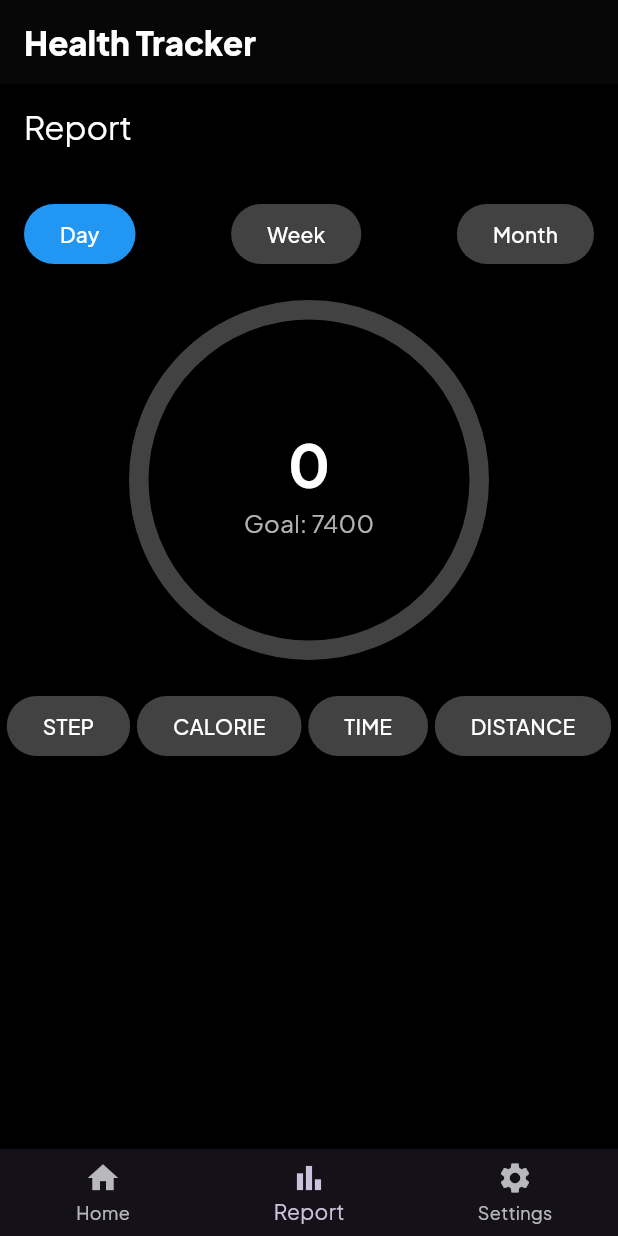
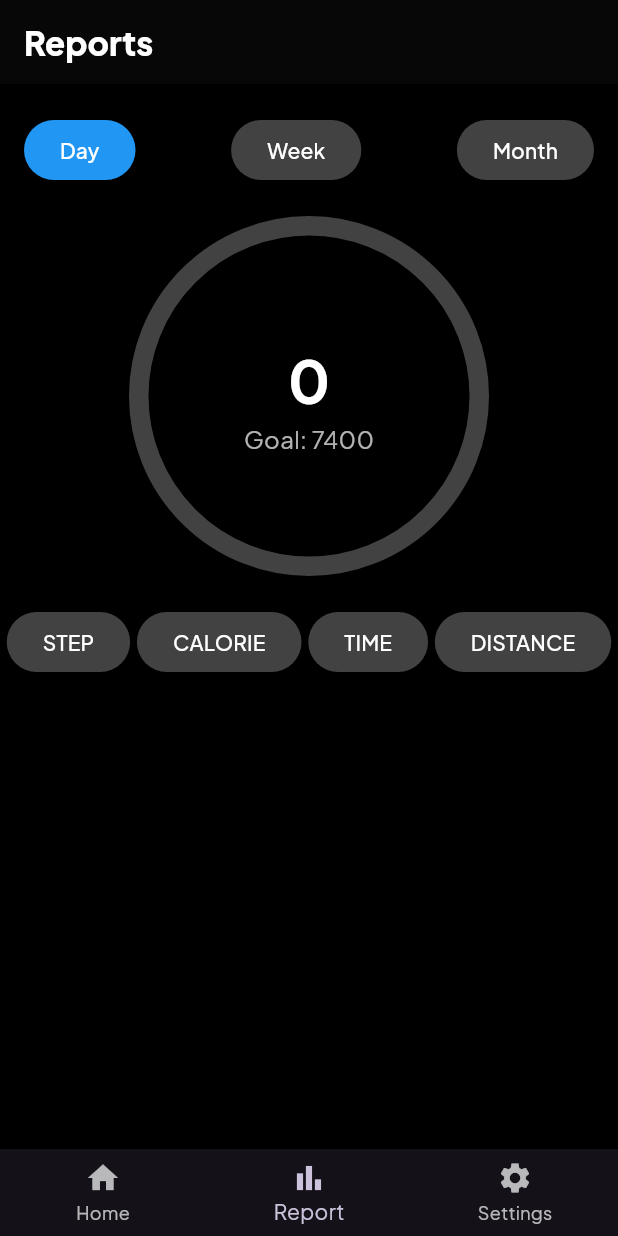
Before and after one commit to mustafanadeem/pedometer_flutter_app, a Flutter app: the screen it shows after launch, item 2 of the bottom bar chosen, on a phone screen of 412 x 824 dp. Run offline on Flutter 3.47's test engine with Material 3 defaults, Android fonts, the phone set to English and light mode, and no system bars; drawn by our look-alikes of percent_indicator; our stand-ins replace google_fonts, pedometer, permission_handler, shared_preferences.

Commit message:
code merged, app bar title is now dynamic, organised code

```diff
--- a/lib/Screens/Reports.dart
+++ b/lib/Screens/Reports.dart
@@ -1,12 +1,162 @@
-import "package:flutter/material.dart";
+import 'package:flutter/material.dart';
+import 'package:percent_indicator/circular_percent_indicator.dart';
+import 'package:shared_preferences/shared_preferences.dart';
 
-class Reports extends StatelessWidget {
-  const Reports({super.key});
+class Reports extends StatefulWidget {
+  @override
+  _ReportsState createState() => _ReportsState();
+}
+
+class _ReportsState extends State<Reports> {
+  String _selectedPeriod = 'Day';
+  List<String> _periods = ['Day', 'Week', 'Month'];
+  int _steps = 0;
+  int _goal = 7400; // Example goal for daily steps
+  double _calories = 0.0;
+  double _timeMinutes = 0.0;
+  double _miles = 0.0;
+
+  @override
+  void initState() {
+    super.initState();
+    _loadSavedData();
+  }
+
+  Future<void> _loadSavedData() async {
+    SharedPreferences prefs = await SharedPreferences.getInstance();
+    setState(() {
+      _steps = prefs.getInt('steps') ?? 0;
+      _calories = _steps * 0.04;
+      _timeMinutes = _steps / 100.0;
+      _miles = (_steps * 2.2) / 5280.0;
+    });
+  }
 
   @override
   Widget build(BuildContext context) {
+    return Scaffold(
+      backgroundColor: Colors.black,
+      body: Column(
+        children: [
+          SizedBox(height: 20),
+          _buildPeriodSelector(),
+          SizedBox(height: 20),
+          _buildStepCounter(),
+          SizedBox(height: 20),
+          _buildMetricButtons(),
+        ],
+      ),
+    );
+  }
+
+  Widget _buildPeriodSelector() {
     return Container(
-      color: Colors.green,
+      padding: EdgeInsets.symmetric(horizontal: 16),
+      child: Row(
+        mainAxisAlignment: MainAxisAlignment.spaceBetween,
+        children: _periods
+            .map((period) => ElevatedButton(
+                  style: ElevatedButton.styleFrom(
+                    backgroundColor: _selectedPeriod == period
+                        ? Colors.blue
+                        : Colors.grey[800],
+                    foregroundColor: Colors.white,
+                  ),
+                  onPressed: () {
+                    setState(() {
+                      _selectedPeriod = period;
+                    });
+                  },
+                  child: Text(period),
+                ))
+            .toList(),
+      ),
+    );
+  }
+
+  Widget _buildStepCounter() {
+    double percentage = _steps / _goal;
+    return CircularPercentIndicator(
+      radius: 120.0,
+      lineWidth: 13.0,
+      animation: true,
+      percent: percentage > 1 ? 1 : percentage,
+      center: Column(
+        mainAxisAlignment: MainAxisAlignment.center,
+        children: [
+          Text(
+            "$_steps",
+            style: TextStyle(
+                fontWeight: FontWeight.bold,
+                fontSize: 40.0,
+                color: Colors.white),
+          ),
+          Text(
+            "Goal: $_goal",
+            style: TextStyle(
+                fontWeight: FontWeight.normal,
+                fontSize: 16.0,
+                color: Colors.white70),
+          ),
+        ],
+      ),
+      circularStrokeCap: CircularStrokeCap.round,
+      progressColor: Colors.blue,
+      backgroundColor: Colors.grey[800]!,
+    );
+  }
+
+  Widget _buildMetricButtons() {
+    return Row(
+      mainAxisAlignment: MainAxisAlignment.spaceEvenly,
+      children: ['STEP', 'CALORIE', 'TIME', 'DISTANCE'].map((metric) {
+        return ElevatedButton(
+          style: ElevatedButton.styleFrom(
+            backgroundColor: Colors.grey[800],
+            foregroundColor: Colors.white,
+          ),
+          onPressed: () {
+            _handleMetricSelection(metric);
+          },
+          child: Text(metric),
+        );
+      }).toList(),
+    );
+  }
+
+  void _handleMetricSelection(String metric) {
+    String metricValue;
+    switch (metric) {
+      case 'STEP':
+        metricValue = '$_steps';
+        break;
+      case 'CALORIE':
+        metricValue = _calories.toStringAsFixed(1);
+        break;
+      case 'TIME':
+        metricValue = '${_timeMinutes.toStringAsFixed(1)} min';
+        break;
+      case 'DISTANCE':
+        metricValue = '${_miles.toStringAsFixed(2)} miles';
+        break;
+      default:
+        metricValue = 'N/A';
+    }
+
+    showDialog(
+      context: context,
+      builder: (ctx) => AlertDialog(
+        title: Text(metric),
+        content: Text(metricValue),
+        actions: <Widget>[
+          TextButton(
+            child: Text('OK'),
+            onPressed: () {
+              Navigator.of(ctx).pop();
+            },
+          ),
+        ],
+      ),
     );
   }
 }
--- a/lib/main.dart
+++ b/lib/main.dart
@@ -1,7 +1,9 @@
 import 'package:flutter/material.dart';
 import 'package:google_fonts/google_fonts.dart';
-import 'ActivityCard.dart';
-import 'reports.dart'; // Make sure you have this file in your project
+import 'package:pedometer_flutter_app/Screens/Home.dart';
+import 'package:pedometer_flutter_app/Screens/Reports.dart';
+import 'package:pedometer_flutter_app/Screens/Settings.dart';
+import 'components/ActivityCard.dart';
 
 void main() {
   runApp(MyApp());
@@ -30,6 +32,12 @@
 class _HomePageState extends State<HomePage> {
   int _selectedIndex = 0;
 
+  final List<String> _appBarTitles = [
+    'Health Tracker',
+    'Reports',
+    'Settings',
+  ];
+
   @override
   Widget build(BuildContext context) {
     return Scaffold(
@@ -37,19 +45,16 @@
       appBar: AppBar(
         backgroundColor: Color(0xff070707),
         title: Text(
-          'Health Tracker',
+          _appBarTitles[_selectedIndex],
           style: TextStyle(color: Colors.white, fontWeight: FontWeight.w800),
         ),
       ),
       body: IndexedStack(
         index: _selectedIndex,
         children: [
-          Padding(
-            padding: const EdgeInsets.all(16.0),
-            child: ActivityCard(),
-          ),
-          ReportPage(),
-          Center(child: Text('Settings Page')), // Placeholder for Settings page
+          Home(),
+          Reports(),
+          Settings(),
         ],
       ),
       bottomNavigationBar: BottomNavigationBar(
@@ -62,7 +67,8 @@
         items: [
           BottomNavigationBarItem(icon: Icon(Icons.home), label: 'Home'),
           BottomNavigationBarItem(icon: Icon(Icons.bar_chart), label: 'Report'),
-          BottomNavigationBarItem(icon: Icon(Icons.settings), label: 'Settings'),
+          BottomNavigationBarItem(
+              icon: Icon(Icons.settings), label: 'Settings'),
         ],
       ),
     );
--- a/lib/reports.dart
+++ /dev/null
@@ -1,164 +0,0 @@
-import 'package:flutter/material.dart';
-import 'package:percent_indicator/circular_percent_indicator.dart';
-import 'package:shared_preferences/shared_preferences.dart';
-
-class ReportPage extends StatefulWidget {
-  @override
-  _ReportPageState createState() => _ReportPageState();
-}
-
-class _ReportPageState extends State<ReportPage> {
-  String _selectedPeriod = 'Day';
-  List<String> _periods = ['Day', 'Week', 'Month'];
-  int _steps = 0;
-  int _goal = 7400; // Example goal for daily steps
-  double _calories = 0.0;
-  double _timeMinutes = 0.0;
-  double _miles = 0.0;
-
-  @override
-  void initState() {
-    super.initState();
-    _loadSavedData();
-  }
-
-  Future<void> _loadSavedData() async {
-    SharedPreferences prefs = await SharedPreferences.getInstance();
-    setState(() {
-      _steps = prefs.getInt('steps') ?? 0;
-      _calories = _steps * 0.04;
-      _timeMinutes = _steps / 100.0;
-      _miles = (_steps * 2.2) / 5280.0;
-    });
-  }
-
-  @override
-  Widget build(BuildContext context) {
-    return Scaffold(
-      backgroundColor: Colors.black,
-      appBar: AppBar(
-        title: Text('Report', style: TextStyle(color: Colors.white)),
-        backgroundColor: Colors.black,
-      ),
-      body: Column(
-        children: [
-          SizedBox(height: 20),
-          _buildPeriodSelector(),
-          SizedBox(height: 20),
-          _buildStepCounter(),
-          SizedBox(height: 20),
-          _buildMetricButtons(),
-        ],
-      ),
-    );
-  }
-
-  Widget _buildPeriodSelector() {
-    return Container(
-      padding: EdgeInsets.symmetric(horizontal: 16),
-      child: Row(
-        mainAxisAlignment: MainAxisAlignment.spaceBetween,
-        children: _periods.map((period) => ElevatedButton(
-          style: ElevatedButton.styleFrom(
-            backgroundColor: _selectedPeriod == period
-                ? Colors.blue
-                : Colors.grey[800],
-            foregroundColor: Colors.white,
-          ),
-          onPressed: () {
-            setState(() {
-              _selectedPeriod = period;
-            });
-          },
-          child: Text(period),
-        )).toList(),
-      ),
-    );
-  }
-
-  Widget _buildStepCounter() {
-    double percentage = _steps / _goal;
-    return CircularPercentIndicator(
-      radius: 120.0,
-      lineWidth: 13.0,
-      animation: true,
-      percent: percentage > 1 ? 1 : percentage,
-      center: Column(
-        mainAxisAlignment: MainAxisAlignment.center,
-        children: [
-          Text(
-            "$_steps",
-            style: TextStyle(
-                fontWeight: FontWeight.bold,
-                fontSize: 40.0,
-                color: Colors.white),
-          ),
-          Text(
-            "Goal: $_goal",
-            style: TextStyle(
-                fontWeight: FontWeight.normal,
-                fontSize: 16.0,
-                color: Colors.white70),
-          ),
-        ],
-      ),
-      circularStrokeCap: CircularStrokeCap.round,
-      progressColor: Colors.blue,
-      backgroundColor: Colors.grey[800]!,
-    );
-  }
-
-  Widget _buildMetricButtons() {
-    return Row(
-      mainAxisAlignment: MainAxisAlignment.spaceEvenly,
-      children: ['STEP', 'CALORIE', 'TIME', 'DISTANCE'].map((metric) {
-        return ElevatedButton(
-          style: ElevatedButton.styleFrom(
-            backgroundColor: Colors.grey[800],
-            foregroundColor: Colors.white,
-          ),
-          onPressed: () {
-            _handleMetricSelection(metric);
-          },
-          child: Text(metric),
-        );
-      }).toList(),
-    );
-  }
-
-  void _handleMetricSelection(String metric) {
-    String metricValue;
-    switch (metric) {
-      case 'STEP':
-        metricValue = '$_steps';
-        break;
-      case 'CALORIE':
-        metricValue = _calories.toStringAsFixed(1);
-        break;
-      case 'TIME':
-        metricValue = '${_timeMinutes.toStringAsFixed(1)} min';
-        break;
-      case 'DISTANCE':
-        metricValue = '${_miles.toStringAsFixed(2)} miles';
-        break;
-      default:
-        metricValue = 'N/A';
-    }
-
-    showDialog(
-      context: context,
-      builder: (ctx) => AlertDialog(
-        title: Text(metric),
-        content: Text(metricValue),
-        actions: <Widget>[
-          TextButton(
-            child: Text('OK'),
-            onPressed: () {
-              Navigator.of(ctx).pop();
-            },
-          ),
-        ],
-      ),
-    );
-  }
-}
```
